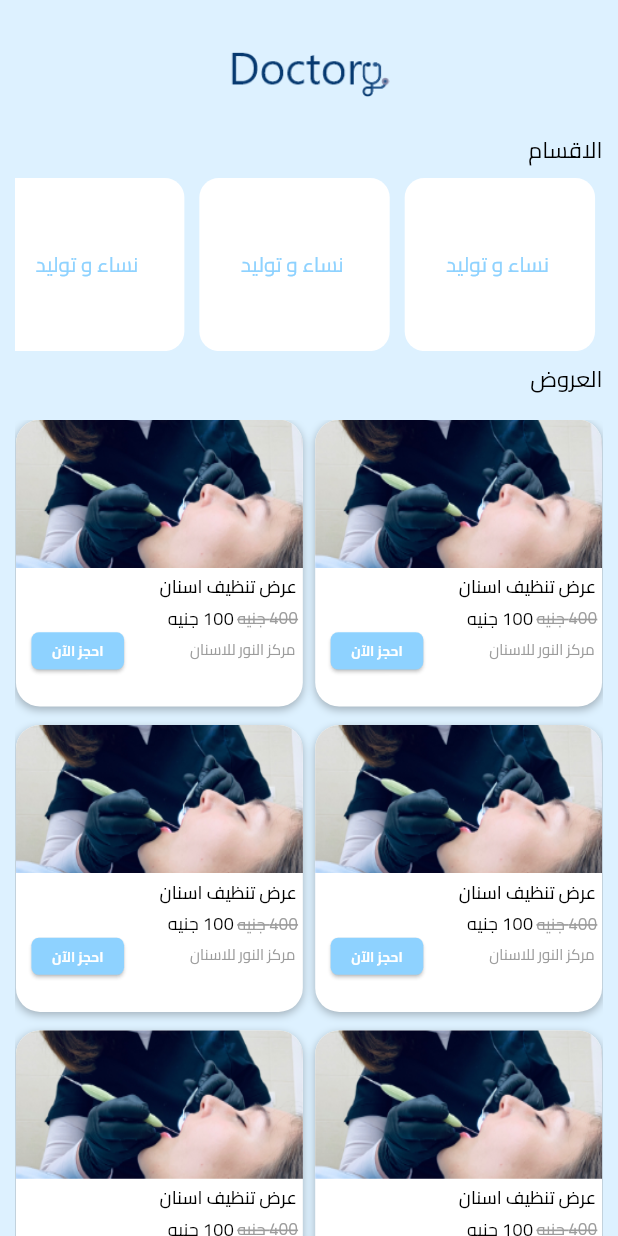
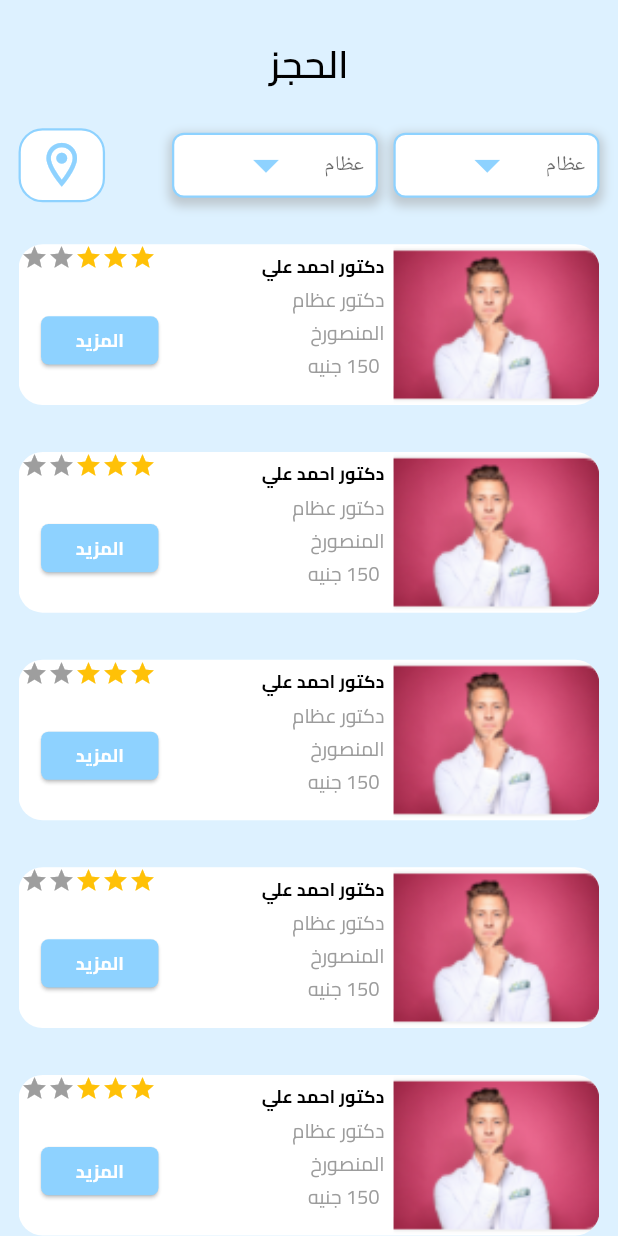
Before and after one commit to AhmedSlman/Doctory, a Flutter app: the screen it shows after launch, after a tap on "احجز الآن", on a phone screen of 412 x 824 dp. Run offline on Flutter 3.47's test engine with Material 3 defaults, Android fonts, the phone set to English and light mode, and no system bars; drawn by our look-alikes of flutter_rating_bar; our stand-ins replace go_router.

Commit message:
bookingview

```diff
--- a/lib/core/routes/app_router.dart
+++ b/lib/core/routes/app_router.dart
@@ -3,6 +3,7 @@ import 'package:doctory/features/auth/presentation/views/change_password.dart';
 import 'package:doctory/features/auth/presentation/views/forget_password.dart';
 import 'package:doctory/features/auth/presentation/views/login_view.dart';
 import 'package:doctory/features/auth/presentation/views/sign_up_view.dart';
+import 'package:doctory/features/booking/presentation/views/booking_view.dart';
 import 'package:doctory/features/splash/splash_view.dart';
 import 'package:go_router/go_router.dart';
 
@@ -38,5 +39,9 @@ final GoRouter router = GoRouter(
       path: RouterNames.changePassword,
       builder: (context, state) => const ChangePassword(),
     ),
+    GoRoute(
+      path: RouterNames.booking,
+      builder: (context, state) => const BookingView(),
+    ),
   ],
 );
--- a/lib/core/routes/router_names.dart
+++ b/lib/core/routes/router_names.dart
@@ -5,4 +5,6 @@ abstract class RouterNames {
   static const String home = '/';
   static const String forgetPassword = '/profile';
   static const String changePassword = '/changePassword';
+  static const String booking = '/booking';
+
 }
--- a/lib/core/utils/app_strings.dart
+++ b/lib/core/utils/app_strings.dart
@@ -13,7 +13,9 @@ abstract class AppStrings {
       dateOfBirth = 'تاريخ الميلاد',
       categories = 'الاقسام',
       offers='العروض',
-      bookNow='احجز الآن';
+      bookNow='احجز الآن',
+      booking='الحجز',
+      more='المزيد';
 
 
 
--- a/lib/core/utils/app_styles.dart
+++ b/lib/core/utils/app_styles.dart
@@ -76,4 +76,20 @@ abstract class AppStyles {
 
   );
 
+  static const sTitle = TextStyle(
+    fontSize: 25,
+    fontFamily: "Cairo",
+    fontWeight: FontWeight.w600,
+    color: AppColors.blackForText,
+  );
+
+  static const sSubTitleGrey = TextStyle(
+    fontSize: 13,
+    fontFamily: "Cairo",
+    fontWeight: FontWeight.normal,
+    color: AppColors.greyForIcon,
+
+  );
+
+
 }
--- /dev/null
+++ b/lib/core/widgets/custom_app_bar.dart
@@ -0,0 +1,22 @@
+import 'package:doctory/core/utils/app_strings.dart';
+import 'package:doctory/core/utils/app_styles.dart';
+import 'package:flutter/material.dart';
+
+class CustomAppBar extends StatelessWidget {
+  const CustomAppBar({super.key});
+
+  @override
+  Widget build(BuildContext context) {
+    return Padding(
+      padding:  EdgeInsets.symmetric(vertical: MediaQuery.of(context).size.height*0.03),
+      child: const Row(
+        mainAxisAlignment: MainAxisAlignment.center,
+        children: [
+         Text(AppStrings.booking,
+         style: AppStyles.sTitle,
+         )
+        ],
+      ),
+    );
+  }
+}
--- /dev/null
+++ b/lib/features/booking/presentation/views/booking_view.dart
@@ -0,0 +1,15 @@
+import 'package:doctory/features/booking/presentation/views/widgets/booking_view_body.dart';
+import 'package:flutter/material.dart';
+
+class BookingView extends StatelessWidget {
+  const BookingView({super.key});
+
+  @override
+  Widget build(BuildContext context) {
+    return const SafeArea(
+      child:  Scaffold(
+        body: BookingViewBody(),
+      ),
+    );
+  }
+}
--- /dev/null
+++ b/lib/features/booking/presentation/views/widgets/booking_view_body.dart
@@ -0,0 +1,56 @@
+import 'package:doctory/core/utils/app_colors.dart';
+import 'package:flutter/material.dart';
+
+import '../../../../../core/widgets/custom_app_bar.dart';
+import '../../../../home/presentation/views/widgets/drop_down_menu_button.dart';
+import 'doctors_list_view.dart';
+
+class BookingViewBody extends StatelessWidget {
+  const BookingViewBody({super.key});
+
+  @override
+  Widget build(BuildContext context) {
+    return Padding(
+      padding: EdgeInsets.symmetric(horizontal: MediaQuery.of(context).size.width * 0.03),
+      child: Column(
+          children: [
+            const CustomAppBar(),
+            Row(
+              children: [
+                const DropDownButtonMenu(),
+                SizedBox(
+                  width: MediaQuery.of(context).size.width *0.025,
+                ),
+                const DropDownButtonMenu2(),
+               const Spacer(),
+
+                Container(
+                  height: MediaQuery.of(context).size.height*0.06,
+                  width: MediaQuery.of(context).size.width*0.14,
+                  decoration: BoxDecoration(
+                    border: Border.all(
+                   color: AppColors.primaryColor,
+                   width: 1.5,
+                    ),
+                    borderRadius: BorderRadius.circular(16),
+                    color: AppColors.whiteColor,
+                  ),
+                  child:const Icon(Icons.location_on_outlined,
+                        color: AppColors.primaryColor,
+                    size: 35,
+
+                      )
+                ),
+              ],
+            ),
+             SizedBox(
+              height: MediaQuery.of(context).size.height*0.015,
+            ),
+            const Expanded(child:DoctorsListView())
+
+
+          ]
+      ),
+    );
+  }
+}
--- /dev/null
+++ b/lib/features/booking/presentation/views/widgets/doctors_list_view.dart
@@ -0,0 +1,22 @@
+
+import 'package:flutter/material.dart';
+
+import 'doctors_list_view_item.dart';
+
+class DoctorsListView extends StatelessWidget {
+  const DoctorsListView({super.key});
+
+  @override
+  Widget build(BuildContext context) {
+    return ListView.builder(
+      itemBuilder: (context,index)=>Padding(
+        padding:  EdgeInsets.symmetric(vertical:MediaQuery.of(context).size.height *0.019),
+        child: const DoctorsListViewItem(),
+      ),
+      itemCount: 10,
+      physics:const BouncingScrollPhysics(),
+
+
+    );
+  }
+}
--- /dev/null
+++ b/lib/features/booking/presentation/views/widgets/doctors_list_view_item.dart
@@ -0,0 +1,108 @@
+import 'package:flutter/material.dart';
+import 'package:flutter_rating_bar/flutter_rating_bar.dart';
+
+import '../../../../../core/utils/app_colors.dart';
+import '../../../../../core/utils/app_strings.dart';
+import '../../../../../core/utils/app_styles.dart';
+
+class DoctorsListViewItem extends StatelessWidget {
+  const DoctorsListViewItem({super.key});
+
+  @override
+  Widget build(BuildContext context) {
+    return Container(
+      height: MediaQuery.of(context).size.height * 0.13,
+      width: double.infinity,
+      decoration: BoxDecoration(
+        borderRadius: BorderRadius.circular(16),
+        color: AppColors.whiteColor,
+      ),
+      child: Row(
+        children: [
+          ClipRRect(
+            borderRadius: const BorderRadius.horizontal(right: Radius.circular(16)),
+            child: SizedBox(
+              height: MediaQuery.of(context).size.height * 0.13, // Match container height
+              width: MediaQuery.of(context).size.width * 1 / 3,
+              child: Image.asset(
+                'assets/images/test2.png',
+                fit: BoxFit.cover,
+              ),
+            ),
+          ),
+          Padding(
+            padding: const EdgeInsets.all(6.0),
+            child: Column(
+              crossAxisAlignment: CrossAxisAlignment.start,
+              children: [
+                Text(
+                  'دكتور احمد علي ',
+                  style: AppStyles.sBlack12.copyWith(fontWeight: FontWeight.bold),
+                ),
+                const SizedBox(height: 5),
+                const Text(
+                  'دكتور عظام ',
+                  style: AppStyles.sSubTitleGrey,
+                ),
+                const SizedBox(height: 3),
+                const Text(
+                  'المنصورخ ',
+                  style: AppStyles.sSubTitleGrey,
+                ),
+                const SizedBox(height: 3),
+                const Text(
+                  ' 150 جنيه ',
+                  style: AppStyles.sSubTitleGrey,
+                ),
+              ],
+            ),
+          ),
+          const Spacer(),
+          Column(
+            children: [
+              RatingBar.builder(
+                itemSize:18,
+                initialRating: 3,
+                minRating: 1,
+                direction: Axis.horizontal,
+                allowHalfRating: true,
+                itemCount: 5,
+                itemBuilder: (context, _) =>const Icon(
+                  Icons.star,
+                  color: Colors.amber,
+                ),
+                onRatingUpdate: (rating) {
+                  print(rating);
+                },
+              ),
+
+              Padding(
+                padding: const EdgeInsets.fromLTRB(15, 30, 0, 0),
+                child: SizedBox(
+                  width: MediaQuery.of(context).size.width * 0.19,
+                  height: MediaQuery.of(context).size.height * 0.039,
+                  child: ElevatedButton(
+                    onPressed: () {
+                      // Add your onPressed code here!
+                    },
+                    style: ElevatedButton.styleFrom(
+                      backgroundColor: AppColors.primaryColor,
+                      shape: RoundedRectangleBorder(
+                        borderRadius: BorderRadius.circular(5),
+                      ),
+                      padding: const EdgeInsets.symmetric(horizontal: 0),
+                    ),
+                    child: Text(
+                      AppStrings.more,
+                      style: AppStyles.sTextButton.copyWith(fontWeight: FontWeight.bold, fontSize: 12),
+                    ),
+                  ),
+                ),
+              ),
+            ],
+          ),
+        ],
+      ),
+    );
+  }
+}
--- /dev/null
+++ b/lib/features/home/data/data_source/grid_view_data_soource.dart
@@ -0,0 +1,14 @@
+
+import '../models/grid_view_item_model.dart';
+
+List<GridViewItemModel> gridViewItems = [
+
+  GridViewItemModel(
+      image: '',
+      title: '',
+      oldPrice: '',
+      newPrice: '',
+      clinicName: '',
+  )
+
+];
--- /dev/null
+++ b/lib/features/home/data/models/grid_view_item_model.dart
@@ -0,0 +1,16 @@
+class GridViewItemModel {
+  final String image;
+  final String title;
+  final String oldPrice;
+  final String newPrice;
+  final String clinicName;
+
+  GridViewItemModel({
+    required this.image,
+    required this.title,
+    required this.oldPrice,
+    required this.newPrice,
+    required this.clinicName,
+  });
+
+}
--- /dev/null
+++ b/lib/features/home/presentation/views/widgets/drop_down_menu_button.dart
@@ -0,0 +1,149 @@
+
+import 'package:doctory/core/utils/app_colors.dart';
+import 'package:doctory/core/utils/app_styles.dart';
+import 'package:flutter/material.dart';
+
+class DropDownButtonMenu extends StatefulWidget {
+  const DropDownButtonMenu({super.key});
+
+  @override
+  State<DropDownButtonMenu> createState() => _DropDownButtonMenuState();
+}
+
+class _DropDownButtonMenuState extends State<DropDownButtonMenu> {
+  String? selectedValue;
+
+  final List<String> items = [
+    'Option 1',
+    'Option 2',
+    'Option 3',
+    'Option 4',
+  ];
+
+  @override
+  Widget build(BuildContext context) {
+    return Container(
+      width: MediaQuery.of(context).size.width /3,
+      height: MediaQuery.of(context).size.height /19,
+      decoration: BoxDecoration(
+        color: Colors.white,
+        borderRadius: BorderRadius.circular(8.0),
+        border: Border.all(
+          color: AppColors.primaryColor,
+          width: 1.5,
+        ),
+        boxShadow: [
+          BoxShadow(
+            color: Colors.grey.withOpacity(0.5),
+            spreadRadius: 2,
+            blurRadius: 5,
+            offset: const Offset(0, 3),
+          ),
+        ],
+      ),
+      child: DropdownButton<String>(
+        dropdownColor: AppColors.whiteColor,
+        value: selectedValue,
+        hint: const Padding(
+          padding:  EdgeInsets.all(8.0),
+          child:  Text('عظام'),
+        ),
+        underline:const SizedBox.shrink(),
+        icon: const Icon(Icons.arrow_drop_down_outlined,color: AppColors.primaryColor,),
+        iconSize: 40,
+        elevation: 16,
+        style: const TextStyle(color: AppColors.whiteColor),
+        onChanged: (String? newValue) {
+          setState(() {
+            selectedValue = newValue;
+          });
+        },
+        items: items.map<DropdownMenuItem<String>>((String value) {
+          return DropdownMenuItem<String>(
+            value: value,
+            child: Padding(
+              padding: const EdgeInsets.all(5.0),
+              child: Text(value,
+                style: AppStyles.sBlack12,
+              ),
+            ),
+          );
+        }).toList(),
+      ),
+    );
+  }
+}
+
+//
+
+
+class DropDownButtonMenu2 extends StatefulWidget {
+  const DropDownButtonMenu2({super.key});
+
+  @override
+  State<DropDownButtonMenu2> createState() => _DropDownButtonMenuState2();
+}
+
+class _DropDownButtonMenuState2 extends State<DropDownButtonMenu2> {
+  String? selectedValue;
+
+  final List<String> items = [
+    'Option 6',
+    'Option 7',
+    'Option 8',
+    'Option 9',
+  ];
+
+  @override
+  Widget build(BuildContext context) {
+    return Container(
+      width: MediaQuery.of(context).size.width /3,
+      height: MediaQuery.of(context).size.height /19,
+      decoration: BoxDecoration(
+        color: Colors.white,
+        borderRadius: BorderRadius.circular(8.0),
+        border: Border.all(
+          color: AppColors.primaryColor,
+          width: 1.5,
+        ),
+        boxShadow: [
+          BoxShadow(
+            color: Colors.grey.withOpacity(0.5),
+            spreadRadius: 2,
+            blurRadius: 5,
+            offset: const Offset(0, 3),
+          ),
+        ],
+      ),
+      child: DropdownButton<String>(
+        dropdownColor: AppColors.whiteColor,
+        value: selectedValue,
+        hint: const Padding(
+          padding:  EdgeInsets.all(8.0),
+          child:  Text('عظام'),
+        ),
+        underline:const SizedBox.shrink(),
+        icon: const Icon(Icons.arrow_drop_down_outlined,color: AppColors.primaryColor,),
+        iconSize: 40,
+        elevation: 16,
+        style: const TextStyle(color: AppColors.whiteColor),
+        onChanged: (String? newValue) {
+          setState(() {
+            selectedValue = newValue;
+          });
+        },
+        items: items.map<DropdownMenuItem<String>>((String value) {
+          return DropdownMenuItem<String>(
+            value: value,
+            child: Padding(
+              padding: const EdgeInsets.all(5.0),
+              child: Text(value,
+                style: AppStyles.sBlack12,
+              ),
+            ),
+          );
+        }).toList(),
+      ),
+    );
+  }
+}
--- a/lib/features/home/presentation/views/widgets/home_grid_view.dart
+++ b/lib/features/home/presentation/views/widgets/home_grid_view.dart
@@ -1,5 +1,8 @@
+import 'package:doctory/core/routes/app_router.dart';
+import 'package:doctory/core/routes/router_names.dart';
 import 'package:doctory/core/utils/app_colors.dart';
 import 'package:flutter/material.dart';
+import 'package:go_router/go_router.dart';
 import '../../../../../core/utils/app_strings.dart';
 import '../../../../../core/utils/app_styles.dart';
 
@@ -92,7 +95,7 @@ class HomeGridView extends StatelessWidget {
                 height: MediaQuery.of(context).size.height * 0.03,
                 child: ElevatedButton(
                   onPressed: () {
-                    // Add your onPressed code here!
+                    GoRouter.of(context).push(RouterNames.booking);
                   },
                   style: ElevatedButton.styleFrom(
                     backgroundColor: AppColors.primaryColor,
--- a/lib/features/home/presentation/views/widgets/home_view_body.dart
+++ b/lib/features/home/presentation/views/widgets/home_view_body.dart
@@ -29,7 +29,7 @@ class HomeViewBody extends StatelessWidget {
             style: AppStyles.sBlack15,
           ),
           SizedBox(height: MediaQuery.of(context).size.height * 0.02),
-          const Expanded(child: const HomeGridView()),
+          const Expanded(child: HomeGridView()),
         ],
       ),
     );
--- a/pubspec.yaml
+++ b/pubspec.yaml
@@ -35,6 +35,8 @@ dependencies:
   flutter_localizations:
     sdk: flutter
   go_router: ^14.2.1
+  flutter_rating_bar: ^4.0.0
+
 
 dev_dependencies:
 
```
Also changed, not shown: lib/features/home/presentation/views/widgets/custom_home_appbar.dart (+13 -0 lines), assets/images/test2.png (added), pubspec.lock.
